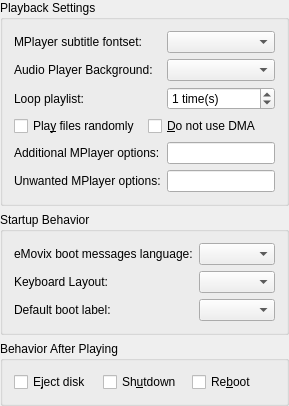
Old version of the form src/projects/base_k3bmovixoptionswidget.ui in the repository KDE/k3b.
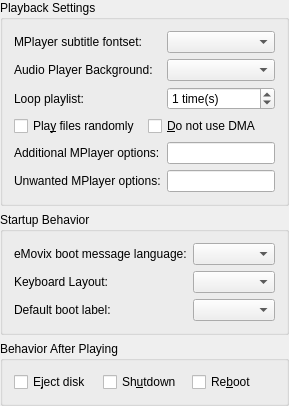
New version of the form. Custom widgets are drawn as their Qt base class.

```diff
--- a/src/projects/base_k3bmovixoptionswidget.ui
+++ b/src/projects/base_k3bmovixoptionswidget.ui
@@ -182,7 +182,7 @@
       <item row="0" column="0" >
        <widget class="QLabel" name="textLabel1" >
         <property name="text" >
-         <string>eMovix boot messages language:</string>
+         <string>eMovix boot message language:</string>
         </property>
         <property name="wordWrap" >
          <bool>false</bool>
```
Left out of the diff: 4 changed lines with no effect on the pictures.
